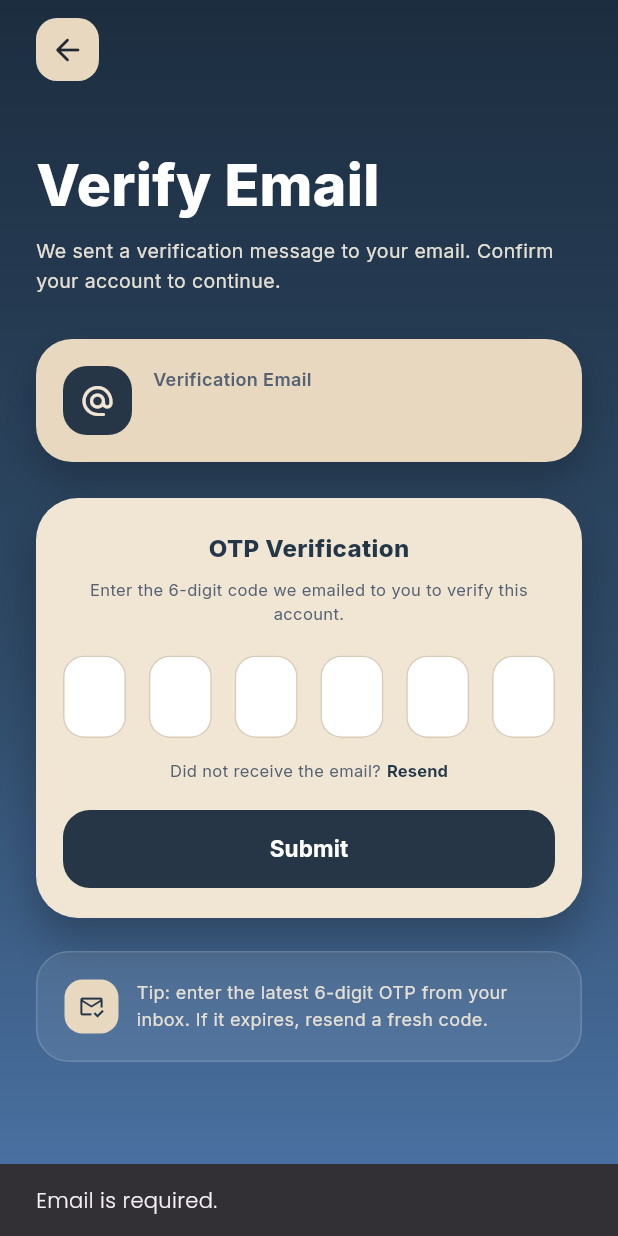
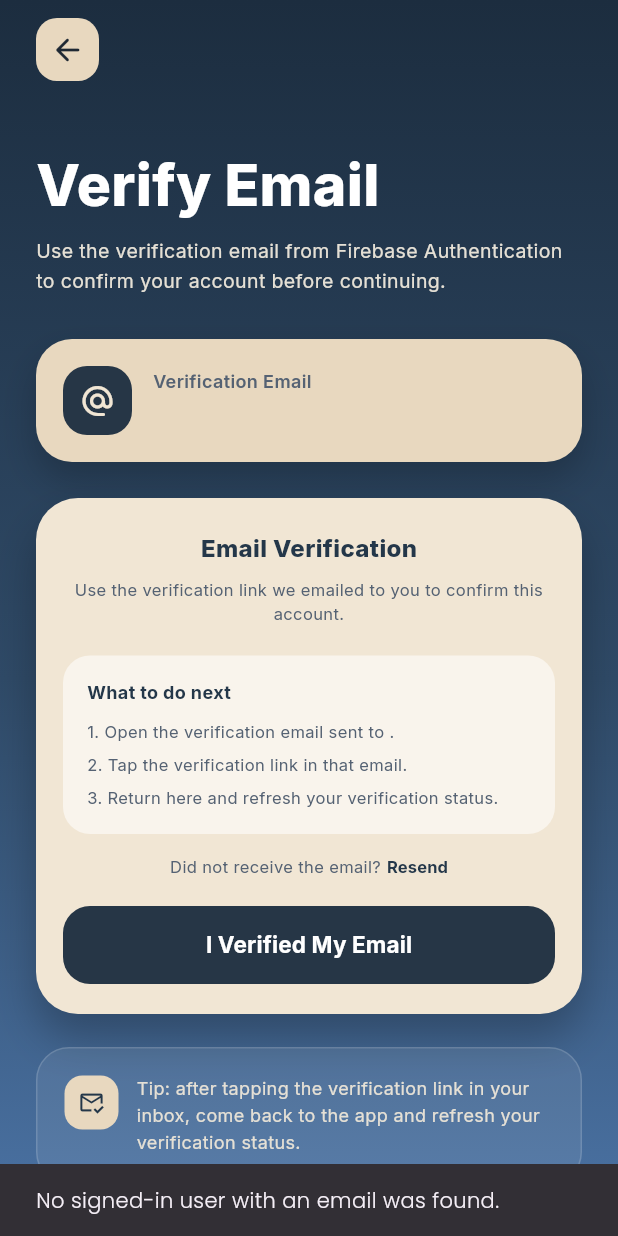
Before and after one commit to madddpg/mobile_capstone, a Flutter app: the EmailVerificationScreen screen opened directly with empty values, after a tap on "Resend", on a phone screen of 412 x 824 dp. Run offline on Flutter 3.47's test engine with Material 3 defaults, Android fonts, the light colour scheme and no system bars; our stand-ins replace firebase_auth, firebase_core, google_fonts; accounts and stored records are empty.

Commit message:
OTP ngani

```diff
--- a/lib/screens/email_verification_screen.dart
+++ b/lib/screens/email_verification_screen.dart
@@ -1,13 +1,12 @@
 import 'dart:ui' show ImageFilter;
 
 import 'package:flutter/material.dart';
-import 'package:flutter/services.dart';
 import 'package:google_fonts/google_fonts.dart';
 
 import '../services/email_service.dart';
 import 'login_screen.dart';
 
-Future<bool?> showEmailVerificationOtpModal(
+Future<bool?> showEmailVerificationModal(
   BuildContext context, {
   required String email,
   Future<void> Function()? onVerified,
@@ -90,7 +89,7 @@ class _EmailVerificationScreenState extends State<EmailVerificationScreen> {
                   ),
                   const SizedBox(height: 8),
                   Text(
-                    'We sent a verification message to your email. Confirm your account to continue.',
+                    'Use the verification email from Firebase Authentication to confirm your account before continuing.',
                     style: GoogleFonts.inter(
                       fontSize: 13,
                       height: 1.5,
@@ -131,7 +130,7 @@ class _EmailVerificationScreenState extends State<EmailVerificationScreen> {
                         const SizedBox(width: 12),
                         Expanded(
                           child: Text(
-                            'Tip: enter the latest 6-digit OTP from your inbox. If it expires, resend a fresh code.',
+                            'Tip: after tapping the verification link in your inbox, come back to the app and refresh your verification status.',
                             style: GoogleFonts.inter(
                               fontSize: 12,
                               height: 1.5,
@@ -171,57 +170,16 @@ class _EmailVerificationPanel extends StatefulWidget {
 
 class _EmailVerificationPanelState extends State<_EmailVerificationPanel> {
   final EmailService _emailService = EmailService();
-  late final List<TextEditingController> _otpControllers;
-  late final List<FocusNode> _otpFocusNodes;
 
   bool _checkingVerification = false;
   bool _resendingEmail = false;
-
-  @override
-  void initState() {
-    super.initState();
-    _otpControllers = List.generate(6, (_) => TextEditingController());
-    _otpFocusNodes = List.generate(6, (_) => FocusNode());
-  }
-
-  @override
-  void dispose() {
-    for (final controller in _otpControllers) {
-      controller.dispose();
-    }
-    for (final focusNode in _otpFocusNodes) {
-      focusNode.dispose();
-    }
-    super.dispose();
-  }
-
-  String get _enteredOtp =>
-      _otpControllers.map((controller) => controller.text).join();
-
-  void _onOtpChanged(int index, String value) {
-    final sanitized = value.replaceAll(RegExp(r'\D'), '');
-    if (sanitized != value) {
-      _otpControllers[index].text = sanitized;
-      _otpControllers[index].selection = TextSelection.collapsed(
-        offset: sanitized.length,
-      );
-    }
-
-    if (sanitized.isNotEmpty && index < _otpFocusNodes.length - 1) {
-      _otpFocusNodes[index + 1].requestFocus();
-    }
-
-    if (sanitized.isEmpty && index > 0) {
-      _otpFocusNodes[index - 1].requestFocus();
-    }
-  }
 
   Future<void> _resendVerificationEmail() async {
     FocusScope.of(context).unfocus();
     setState(() => _resendingEmail = true);
 
     try {
-      final result = await _emailService.sendOtp(email: widget.email);
+      final result = await _emailService.sendCurrentUserVerificationEmail();
       if (!mounted) return;
       ScaffoldMessenger.of(
         context,
@@ -247,19 +205,10 @@ class _EmailVerificationPanelState extends State<_EmailVerificationPanel> {
 
   Future<void> _checkVerification() async {
     FocusScope.of(context).unfocus();
-    if (!RegExp(r'^\d{6}$').hasMatch(_enteredOtp)) {
-      ScaffoldMessenger.of(context).showSnackBar(
-        const SnackBar(content: Text('Enter the 6-digit OTP code first.')),
-      );
-      return;
-    }
     setState(() => _checkingVerification = true);
 
     try {
-      final result = await _emailService.verifyOtp(
-        email: widget.email,
-        otp: _enteredOtp,
-      );
+      final result = await _emailService.checkEmailVerification();
 
       if (!mounted) return;
 
@@ -340,7 +289,7 @@ class _EmailVerificationPanelState extends State<_EmailVerificationPanel> {
             const SizedBox(height: 8),
           ],
           Text(
-            'OTP Verification',
+            'Email Verification',
             style: GoogleFonts.inter(
               fontSize: 16,
               fontWeight: FontWeight.w800,
@@ -350,8 +299,8 @@ class _EmailVerificationPanelState extends State<_EmailVerificationPanel> {
           const SizedBox(height: 8),
           Text(
             widget.modalMode
-                ? 'Enter the 6-digit code from your email, then submit to confirm.'
-                : 'Enter the 6-digit code we emailed to you to verify this account.',
+                ? 'Check your inbox for the Firebase verification link, open it, then come back here and continue.'
+                : 'Use the verification link we emailed to you to confirm this account.',
             textAlign: TextAlign.center,
             style: GoogleFonts.inter(
               fontSize: 11,
@@ -360,15 +309,52 @@ class _EmailVerificationPanelState extends State<_EmailVerificationPanel> {
             ),
           ),
           const SizedBox(height: 20),
-          Row(
-            mainAxisAlignment: MainAxisAlignment.spaceBetween,
-            children: List.generate(
-              _otpControllers.length,
-              (index) => _OtpDigitField(
-                controller: _otpControllers[index],
-                focusNode: _otpFocusNodes[index],
-                onChanged: (value) => _onOtpChanged(index, value),
-              ),
+          Container(
+            width: double.infinity,
+            padding: const EdgeInsets.all(16),
+            decoration: BoxDecoration(
+              color: Colors.white.withValues(alpha: 0.55),
+              borderRadius: BorderRadius.circular(18),
+            ),
+            child: Column(
+              crossAxisAlignment: CrossAxisAlignment.start,
+              children: [
+                Text(
+                  'What to do next',
+                  style: GoogleFonts.inter(
+                    fontSize: 12,
+                    fontWeight: FontWeight.w700,
+                    color: const Color(0xFF243749),
+                  ),
+                ),
+                const SizedBox(height: 10),
+                Text(
+                  '1. Open the verification email sent to ${widget.email}.',
+                  style: GoogleFonts.inter(
+                    fontSize: 11,
+                    height: 1.45,
+                    color: const Color(0xFF556273),
+                  ),
+                ),
+                const SizedBox(height: 6),
+                Text(
+                  '2. Tap the verification link in that email.',
+                  style: GoogleFonts.inter(
+                    fontSize: 11,
+                    height: 1.45,
+                    color: const Color(0xFF556273),
+                  ),
+                ),
+                const SizedBox(height: 6),
+                Text(
+                  '3. Return here and refresh your verification status.',
+                  style: GoogleFonts.inter(
+                    fontSize: 11,
+                    height: 1.45,
+                    color: const Color(0xFF556273),
+                  ),
+                ),
+              ],
             ),
           ),
           const SizedBox(height: 14),
@@ -440,7 +426,7 @@ class _EmailVerificationPanelState extends State<_EmailVerificationPanel> {
                         ),
                       )
                     : Text(
-                        'Submit',
+                        'I Verified My Email',
                         style: GoogleFonts.inter(
                           fontWeight: FontWeight.w700,
                           fontSize: 15,
@@ -519,9 +505,9 @@ class _VerificationEmailCard extends StatelessWidget {
                 Text(
                   email,
                   style: GoogleFonts.inter(
-                    fontSize: 15,
+                    fontSize: 14,
                     fontWeight: FontWeight.w700,
-                    color: const Color(0xFF1E2833),
+                    color: const Color(0xFF243749),
                   ),
                 ),
               ],
@@ -532,54 +518,3 @@ class _VerificationEmailCard extends StatelessWidget {
     );
   }
 }
-
-class _OtpDigitField extends StatelessWidget {
-  final TextEditingController controller;
-  final FocusNode focusNode;
-  final ValueChanged<String> onChanged;
-
-  const _OtpDigitField({
-    required this.controller,
-    required this.focusNode,
-    required this.onChanged,
-  });
-
-  @override
-  Widget build(BuildContext context) {
-    return SizedBox(
-      width: 42,
-      child: TextField(
-        controller: controller,
-        focusNode: focusNode,
-        onChanged: onChanged,
-        textAlign: TextAlign.center,
-        keyboardType: TextInputType.number,
-        inputFormatters: [FilteringTextInputFormatter.digitsOnly],
-        maxLength: 1,
-        style: GoogleFonts.inter(
-          fontSize: 18,
-          fontWeight: FontWeight.w700,
-          color: const Color(0xFF1E2833),
-        ),
-        decoration: InputDecoration(
-          counterText: '',
-          filled: true,
-          fillColor: Colors.white,
-          contentPadding: const EdgeInsets.symmetric(vertical: 14),
-          border: OutlineInputBorder(
-            borderRadius: BorderRadius.circular(14),
-            borderSide: BorderSide.none,
-          ),
-          enabledBorder: OutlineInputBorder(
-            borderRadius: BorderRadius.circular(14),
-            borderSide: const BorderSide(color: Color(0xFFD9CCB7)),
-          ),
-          focusedBorder: OutlineInputBorder(
-            borderRadius: BorderRadius.circular(14),
-            borderSide: const BorderSide(color: Color(0xFF4B73A5), width: 1.4),
-          ),
-        ),
-      ),
-    );
-  }
-}
--- a/lib/screens/register_screen.dart
+++ b/lib/screens/register_screen.dart
@@ -61,10 +61,7 @@ class _RegisterScreenState extends State<RegisterScreen> {
     try {
       await _emailService.register(email: email, password: password);
       if (!mounted) return;
-      final verified = await showEmailVerificationOtpModal(
-        context,
-        email: email,
-      );
+      final verified = await showEmailVerificationModal(context, email: email);
       if (!mounted) return;
       if (verified == true) {
         await _emailService.logout();
--- a/lib/services/email_service.dart
+++ b/lib/services/email_service.dart
@@ -1,11 +1,10 @@
 import 'package:firebase_auth/firebase_auth.dart';
-import 'package:cloud_functions/cloud_functions.dart';
 
-class EmailSendOtpResult {
+class EmailActionResult {
   final bool success;
   final String message;
 
-  const EmailSendOtpResult({required this.success, required this.message});
+  const EmailActionResult({required this.success, required this.message});
 }
 
 class EmailApiException implements Exception {
@@ -22,83 +21,71 @@ class EmailApiException implements Exception {
 
 class EmailService {
   final FirebaseAuth _auth;
-  final FirebaseFunctions _functions;
 
-  EmailService({FirebaseAuth? auth, FirebaseFunctions? functions})
-    : _auth = auth ?? FirebaseAuth.instance,
-      _functions = functions ?? FirebaseFunctions.instance;
+  EmailService({FirebaseAuth? auth}) : _auth = auth ?? FirebaseAuth.instance;
 
-  /// Sends a real email OTP to the currently signed-in user via Cloud Functions.
-  Future<EmailSendOtpResult> sendOtp({required String email}) async {
-    final trimmedEmail = email.trim();
-    if (trimmedEmail.isEmpty) {
-      throw const EmailApiException('Email is required.');
-    }
+  Future<EmailActionResult> sendVerificationEmail({User? user}) async {
+    final currentUser = user ?? _auth.currentUser;
+    final email = currentUser?.email?.trim();
 
-    final user = _auth.currentUser;
-    if (user == null ||
-        user.email?.toLowerCase() != trimmedEmail.toLowerCase()) {
+    if (currentUser == null || email == null || email.isEmpty) {
       throw const EmailApiException(
-        'OTP can only be sent for the currently signed-in user.',
+        'No signed-in user with an email was found.',
       );
     }
 
     try {
-      final callable = _functions.httpsCallable('sendEmailOtp');
-      final response = await callable.call(<String, dynamic>{
-        'email': trimmedEmail,
-      });
-      final data = Map<String, dynamic>.from(response.data as Map);
+      await currentUser.sendEmailVerification();
 
-      return EmailSendOtpResult(
-        success: data['success'] == true,
-        message:
-            (data['message'] as String?) ??
-            'OTP sent. Please check your inbox.',
+      return const EmailActionResult(
+        success: true,
+        message: 'Verification email sent. Check your inbox and spam folder.',
       );
-    } on FirebaseFunctionsException catch (e) {
-      throw EmailApiException(_mapFunctionError(e), statusCode: _statusFor(e));
+    } on FirebaseAuthException catch (e) {
+      throw EmailApiException(
+        e.message ?? 'Could not send the verification email.',
+      );
     } catch (e) {
-      throw EmailApiException('Failed to send OTP email. ${e.toString()}');
+      throw EmailApiException(
+        'Could not send the verification email. ${e.toString()}',
+      );
     }
   }
 
-  Future<EmailSendOtpResult> verifyOtp({
-    required String email,
-    required String otp,
-  }) async {
-    final trimmedEmail = email.trim();
-    final trimmedOtp = otp.trim();
-
-    if (trimmedEmail.isEmpty || trimmedOtp.isEmpty) {
-      throw const EmailApiException('Email and OTP are required.');
-    }
-
-    if (!RegExp(r'^\d{6}$').hasMatch(trimmedOtp)) {
-      throw const EmailApiException('Enter the 6-digit OTP code.');
+  Future<EmailActionResult> checkEmailVerification() async {
+    final user = _auth.currentUser;
+    if (user == null) {
+      throw const EmailApiException('No signed-in user found.');
     }
 
     try {
-      final callable = _functions.httpsCallable('verifyEmailOtp');
-      final response = await callable.call(<String, dynamic>{
-        'email': trimmedEmail,
-        'otp': trimmedOtp,
-      });
-      final data = Map<String, dynamic>.from(response.data as Map);
-      await _auth.currentUser?.reload();
+      await user.reload();
+      final refreshedUser = _auth.currentUser;
+      if (refreshedUser?.emailVerified ?? false) {
+        return const EmailActionResult(
+          success: true,
+          message: 'Email verified successfully.',
+        );
+      }
 
-      return EmailSendOtpResult(
-        success: data['success'] == true,
-        message: (data['message'] as String?) ?? 'Email verified successfully.',
+      throw const EmailApiException(
+        'Email not verified yet. Open the verification link from your inbox, then try again.',
       );
-    } on FirebaseFunctionsException catch (e) {
-      throw EmailApiException(_mapFunctionError(e), statusCode: _statusFor(e));
+    } on FirebaseAuthException catch (e) {
+      throw EmailApiException(
+        e.message ?? 'Could not refresh your verification status.',
+      );
     } catch (e) {
-      throw EmailApiException('Failed to verify the OTP code. ${e.toString()}');
+      if (e is EmailApiException) {
+        rethrow;
+      }
+
+      throw EmailApiException(
+        'Could not refresh your verification status. ${e.toString()}',
+      );
     }
   }
 
-  /// Registers a new user with Firebase Authentication using email/password.
   Future<UserCredential> register({
     required String email,
     required String password,
@@ -115,22 +102,68 @@ class EmailService {
       );
 
       try {
-        await sendOtp(email: trimmedEmail);
+        await sendVerificationEmail(user: credential.user);
       } on EmailApiException catch (e) {
         throw EmailApiException(
-          'Account created, but OTP email could not be sent. ${e.message}',
+          'Account created, but verification email could not be sent. ${e.message}',
         );
       }
 
       return credential;
     } on FirebaseAuthException catch (e) {
+      if (e.code == 'email-already-in-use') {
+        return _resumeExistingRegistration(
+          email: trimmedEmail,
+          password: password,
+        );
+      }
+
       throw EmailApiException(e.message ?? 'Registration failed.');
     } catch (e) {
       throw EmailApiException('Registration failed. ${e.toString()}');
     }
   }
 
-  /// Logs in an existing user with Firebase Authentication.
+  Future<UserCredential> _resumeExistingRegistration({
+    required String email,
+    required String password,
+  }) async {
+    try {
+      final credential = await _auth.signInWithEmailAndPassword(
+        email: email,
+        password: password,
+      );
+
+      await credential.user?.reload();
+
+      if (credential.user?.emailVerified ?? false) {
+        throw const EmailApiException(
+          'This email is already registered and verified. Please log in instead.',
+        );
+      }
+
+      try {
+        await sendVerificationEmail(user: credential.user);
+      } on EmailApiException catch (e) {
+        throw EmailApiException(
+          'This account already exists and is awaiting verification, but the verification email could not be sent. ${e.message}',
+        );
+      }
+
+      return credential;
+    } on FirebaseAuthException catch (e) {
+      if (e.code == 'wrong-password' || e.code == 'invalid-credential') {
+        throw const EmailApiException(
+          'This email is already registered. Enter the existing password or log in instead.',
+        );
+      }
+
+      throw EmailApiException(
+        e.message ?? 'This email is already registered. Please log in instead.',
+      );
+    }
+  }
+
   Future<UserCredential> login({
     required String email,
     required String password,
@@ -141,11 +174,10 @@ class EmailService {
     }
 
     try {
-      final credential = await _auth.signInWithEmailAndPassword(
+      return await _auth.signInWithEmailAndPassword(
         email: trimmedEmail,
         password: password,
       );
-      return credential;
     } on FirebaseAuthException catch (e) {
       throw EmailApiException(e.message ?? 'Login failed.');
     } catch (e) {
@@ -153,45 +185,20 @@ class EmailService {
     }
   }
 
-  /// Signs out the current Firebase user.
   Future<void> logout() => _auth.signOut();
 
   Future<void> reloadCurrentUser() async {
     await _auth.currentUser?.reload();
   }
 
-  Future<EmailSendOtpResult> sendCurrentUserOtp() async {
+  Future<EmailActionResult> sendCurrentUserVerificationEmail() async {
     final user = _auth.currentUser;
     if (user == null) {
       throw const EmailApiException('No signed-in user found.');
     }
 
-    return sendOtp(email: user.email ?? '');
+    return sendVerificationEmail(user: user);
   }
 
-  /// Currently signed-in Firebase user (if any).
   User? get currentUser => _auth.currentUser;
-
-  String _mapFunctionError(FirebaseFunctionsException error) {
-    return error.message ?? 'A server error occurred.';
-  }
-
-  int? _statusFor(FirebaseFunctionsException error) {
-    switch (error.code) {
-      case 'invalid-argument':
-        return 400;
-      case 'unauthenticated':
-        return 401;
-      case 'permission-denied':
-        return 403;
-      case 'not-found':
-        return 404;
-      case 'resource-exhausted':
-        return 429;
-      case 'deadline-exceeded':
-        return 504;
-      default:
-        return null;
-    }
-  }
 }
--- a/pubspec.yaml
+++ b/pubspec.yaml
@@ -39,7 +39,6 @@ dependencies:
   google_fonts: ^6.2.1
   firebase_core: ^3.0.0
   firebase_auth: ^5.0.0
-  cloud_functions: ^5.0.0
 
 dev_dependencies:
   flutter_test:
```
Also changed, not shown: lib/screens/login_screen.dart (+6 -3 lines), lib/screens/otp_demo_screen.dart (+7 -20 lines), pubspec.lock, 7 other files.
